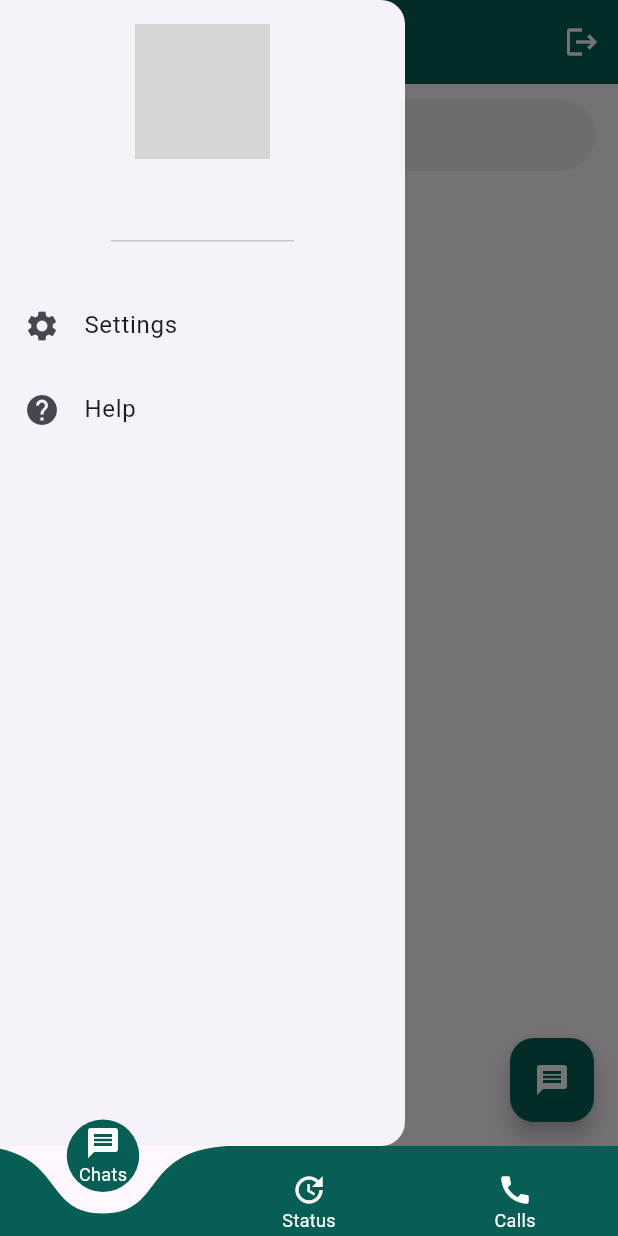
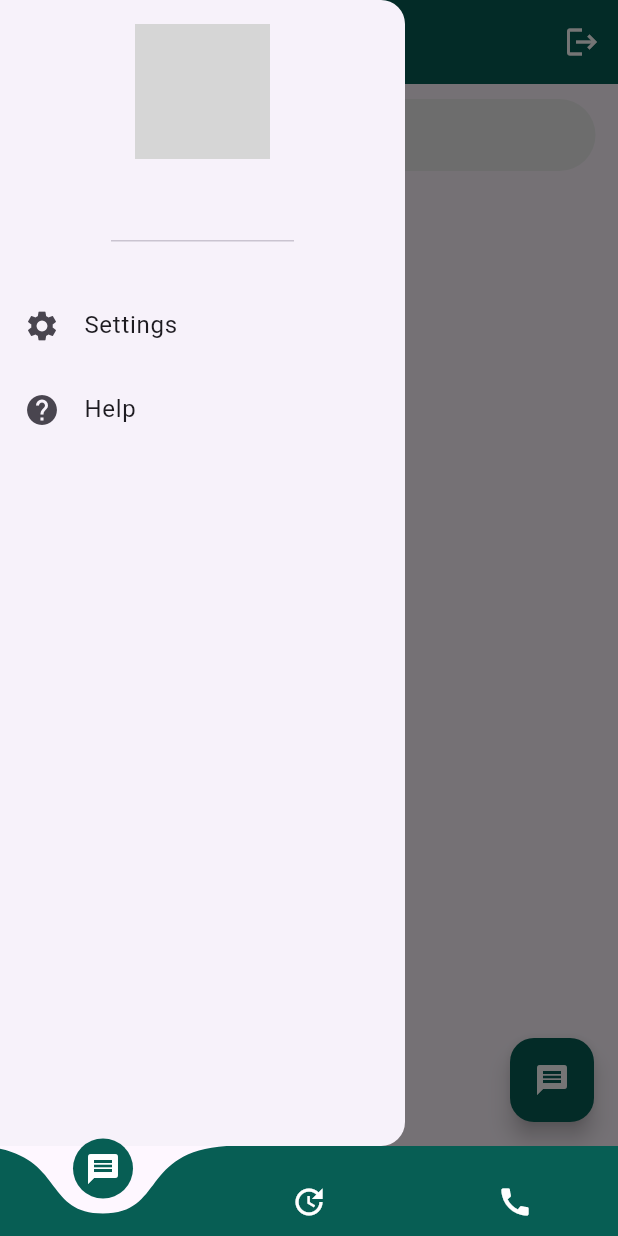
Before and after one commit to priyamtripathiii03/chatting_app, a Flutter app: the BottomNavigationbar screen opened by its route, with the side drawer open, on a phone screen of 412 x 824 dp. Run offline on Flutter 3.47's test engine with Material 3 defaults, Android fonts, the phone set to English and light mode, and no system bars; drawn by our look-alikes of curved_navigation_bar; our stand-ins replace cloud_firestore, firebase_auth, firebase_core, get, google_sign_in, sign_in_button; accounts and stored records are empty; network calls fail; grey boxes are pictures that could not be loaded.

Commit message:
06-02-2025

```diff
--- a/lib/views/home/bottom_navigationbar.dart
+++ b/lib/views/home/bottom_navigationbar.dart
@@ -24,20 +24,13 @@ class BottomNavigationbar extends StatelessWidget {
             mainAxisAlignment: MainAxisAlignment.center,
             children: const [
               Icon(Icons.message, color: Colors.white),
-              Text(
-                'Chats',
-                style: TextStyle(color: Colors.white, fontSize: 12),
-              ),
+
             ],
           ),
           Column(
             mainAxisAlignment: MainAxisAlignment.center,
             children: const [
               Icon(Icons.update_sharp, color: Colors.white),
-              Text(
-                'Status',
-                style: TextStyle(color: Colors.white, fontSize: 12),
-              ),
             ],
           ),
 
@@ -45,10 +38,6 @@ class BottomNavigationbar extends StatelessWidget {
             mainAxisAlignment: MainAxisAlignment.center,
             children: const [
               Icon(Icons.call, color: Colors.white),
-              Text(
-                'Calls',
-                style: TextStyle(color: Colors.white, fontSize: 12),
-              ),
             ],
           ),
 
```
